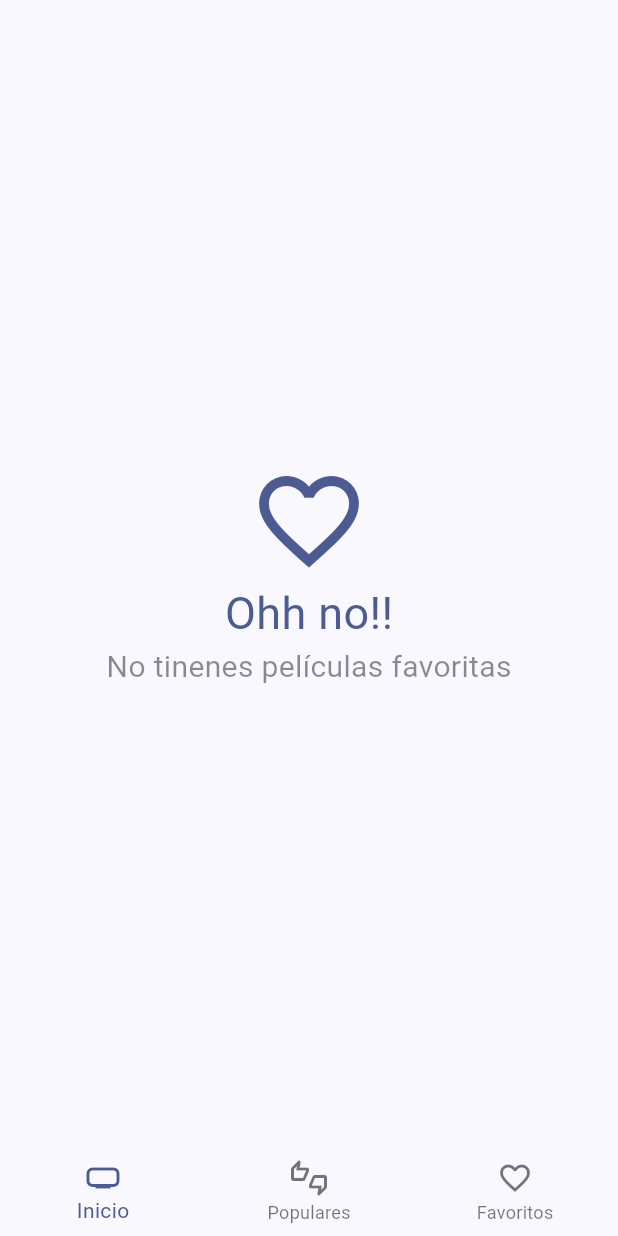
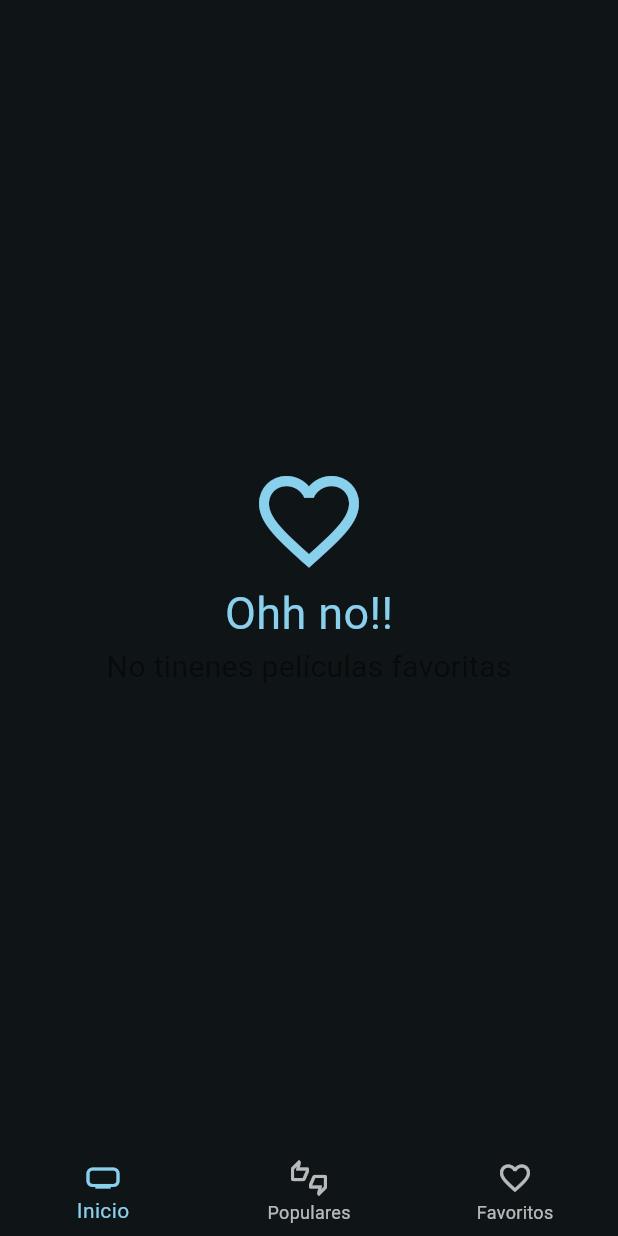
Before and after one commit to isaias-alt/wikicinema, a Flutter app: the screen it shows after launch, swiped to page 3, on a phone screen of 412 x 824 dp. Run offline on Flutter 3.47's test engine with Material 3 defaults, Android fonts, the phone set to English and light mode, and no system bars; our stand-ins replace animate_do, card_swiper, dio, flutter_dotenv, flutter_riverpod, go_router and 1 more; accounts and stored records are empty; generated files the repository leaves out were written again; network calls fail.

Commit message:
feat(config): add dark theme

```diff
--- a/lib/config/theme/app_theme.dart
+++ b/lib/config/theme/app_theme.dart
@@ -2,6 +2,7 @@ import 'package:flutter/material.dart';
 
 class AppTheme {
   ThemeData getTheme() => ThemeData(
-        colorSchemeSeed: const Color(0xFF2862F5),
+        colorSchemeSeed: const Color(0xFF047B99),
+        brightness: Brightness.dark,
       );
 }
```
